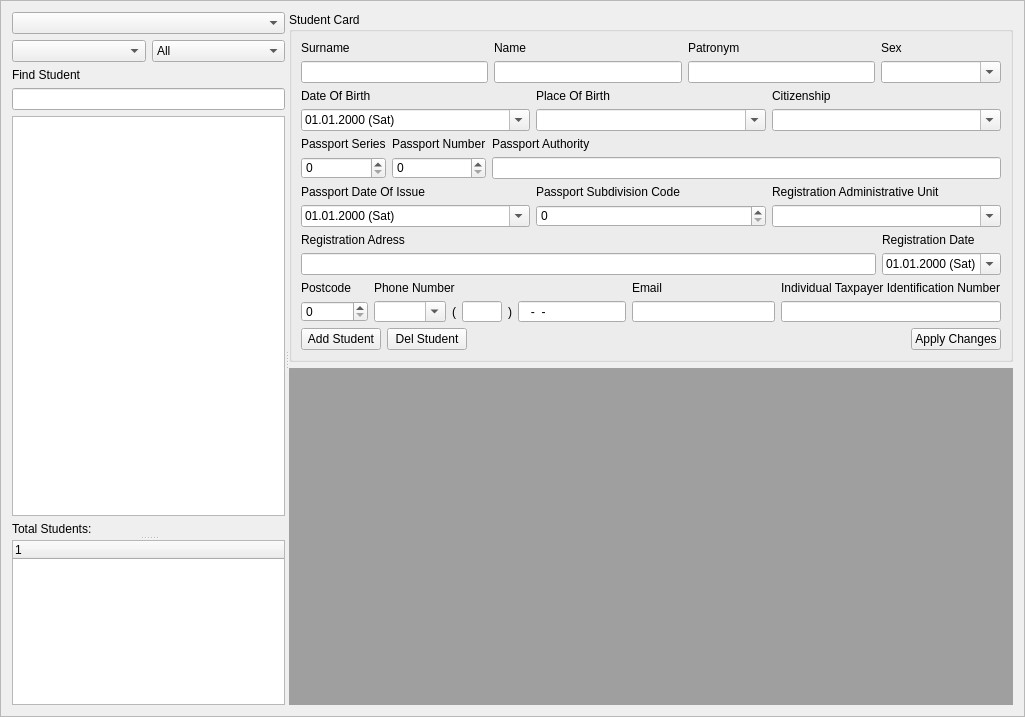
Qt form framestudet.ui (sadovskiy/sysman) before a commit.
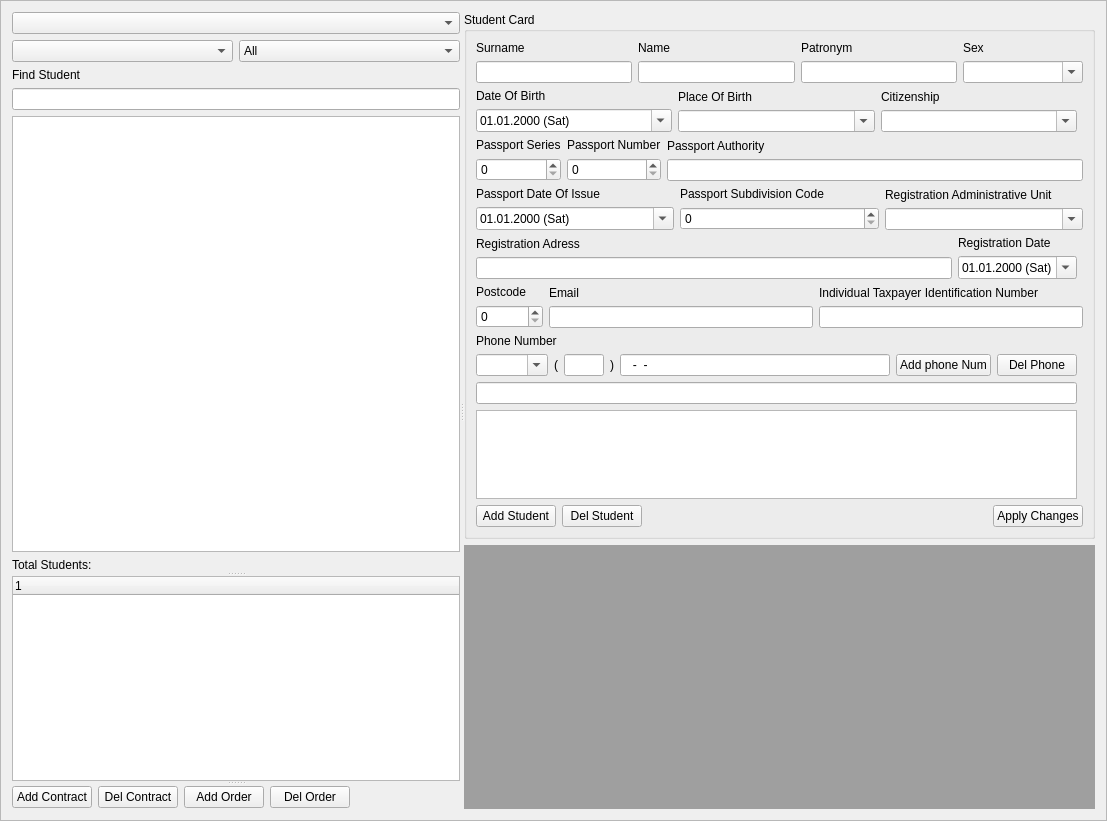
The same form after that commit.

```diff
--- a/framestudet.ui
+++ b/framestudet.ui
@@ -6,8 +6,8 @@
    <rect>
     <x>0</x>
     <y>0</y>
-    <width>1025</width>
-    <height>717</height>
+    <width>1107</width>
+    <height>821</height>
    </rect>
   </property>
   <property name="windowTitle">
@@ -277,6 +277,51 @@
         </property>
        </column>
       </widget>
+      <widget class="QWidget" name="">
+       <layout class="QHBoxLayout" name="horizontalLayout">
+        <item>
+         <widget class="QPushButton" name="pushButtonAddContract">
+          <property name="text">
+           <string>Add Contract</string>
+          </property>
+         </widget>
+        </item>
+        <item>
+         <widget class="QPushButton" name="pushButtonDelContract">
+          <property name="text">
+           <string>Del Contract</string>
+          </property>
+         </widget>
+        </item>
+        <item>
+         <widget class="QPushButton" name="pushButtonAddOrder">
+          <property name="text">
+           <string>Add Order</string>
+          </property>
+         </widget>
+        </item>
+        <item>
+         <widget class="QPushButton" name="pushButtonDelOrder">
+          <property name="text">
+           <string>Del Order</string>
+          </property>
+         </widget>
+        </item>
+        <item>
+         <spacer name="horizontalSpacer">
+          <property name="orientation">
+           <enum>Qt::Horizontal</enum>
+          </property>
+          <property name="sizeHint" stdset="0">
+           <size>
+            <width>40</width>
+            <height>20</height>
+           </size>
+          </property>
+         </spacer>
+        </item>
+       </layout>
+      </widget>
      </widget>
      <widget class="QWidget" name="layoutWidget">
       <layout class="QVBoxLayout" name="verticalLayout_2">
@@ -285,93 +330,14 @@
          <property name="minimumSize">
           <size>
            <width>0</width>
-           <height>350</height>
+           <height>500</height>
           </size>
          </property>
          <property name="title">
           <string>Student Card</string>
          </property>
-         <layout class="QGridLayout" name="gridLayout_6">
-          <item row="0" column="0">
-           <layout class="QHBoxLayout" name="horizontalLayout_6">
-            <item>
-             <layout class="QVBoxLayout" name="verticalLayoutSurname">
-              <item>
-               <widget class="QLabel" name="labelSurname">
-                <property name="text">
-                 <string>Surname</string>
-                </property>
-               </widget>
-              </item>
-              <item>
-               <widget class="QLineEdit" name="lineEditSurname"/>
-              </item>
-             </layout>
-            </item>
-            <item>
-             <layout class="QVBoxLayout" name="verticalLayoutName">
-              <item>
-               <widget class="QLabel" name="labelName">
-                <property name="text">
-                 <string>Name</string>
-                </property>
-               </widget>
-              </item>
-              <item>
-               <widget class="QLineEdit" name="lineEditName"/>
-              </item>
-             </layout>
-            </item>
-            <item>
-             <layout class="QVBoxLayout" name="verticalLayoutPatronym">
-              <item>
-               <widget class="QLabel" name="labelPatronym">
-                <property name="text">
-                 <string>Patronym</string>
-                </property>
-               </widget>
-              </item>
-              <item>
-               <widget class="QLineEdit" name="lineEditPatronym"/>
-              </item>
-             </layout>
-            </item>
-            <item>
-             <layout class="QVBoxLayout" name="verticalLayoutSex">
-              <item>
-               <widget class="QLabel" name="labelSex">
-                <property name="minimumSize">
-                 <size>
-                  <width>120</width>
-                  <height>0</height>
-                 </size>
-                </property>
-                <property name="text">
-                 <string>Sex</string>
-                </property>
-               </widget>
-              </item>
-              <item>
-               <widget class="QComboBox" name="comboBoxSex">
-                <property name="minimumSize">
-                 <size>
-                  <width>120</width>
-                  <height>0</height>
-                 </size>
-                </property>
-                <property name="editable">
-                 <bool>true</bool>
-                </property>
-                <property name="currentIndex">
-                 <number>-1</number>
-                </property>
-               </widget>
-              </item>
-             </layout>
-            </item>
-           </layout>
-          </item>
-          <item row="2" column="0">
+         <layout class="QGridLayout" name="gridLayout_2">
+          <item row="2" column="0" colspan="2">
            <layout class="QHBoxLayout" name="horizontalLayout_8">
             <item>
              <layout class="QVBoxLayout" name="verticalLayoutPassportSeries">
@@ -425,6 +391,134 @@
             </item>
            </layout>
           </item>
+          <item row="3" column="0" colspan="2">
+           <layout class="QHBoxLayout" name="horizontalLayout_9">
+            <item>
+             <layout class="QVBoxLayout" name="verticalLayoutPassportDateOfIssue">
+              <item>
+               <widget class="QLabel" name="labelPassportDateOfIssue">
+                <property name="text">
+                 <string>Passport Date Of Issue</string>
+                </property>
+               </widget>
+              </item>
+              <item>
+               <widget class="QDateEdit" name="dateEditPassportDateOfIssue">
+                <property name="currentSection">
+                 <enum>QDateTimeEdit::DaySection</enum>
+                </property>
+                <property name="displayFormat">
+                 <string notr="true">dd.MM.yyyy (ddd)</string>
+                </property>
+                <property name="calendarPopup">
+                 <bool>true</bool>
+                </property>
+               </widget>
+              </item>
+             </layout>
+            </item>
+            <item>
+             <layout class="QVBoxLayout" name="verticalLayoutPassportSubdivisionCode">
+              <item>
+               <widget class="QLabel" name="labelPassportSubdivisionCode">
+                <property name="text">
+                 <string>Passport Subdivision Code</string>
+                </property>
+               </widget>
+              </item>
+              <item>
+               <widget class="QSpinBox" name="spinBoxPassportSubdivisionCode">
+                <property name="maximum">
+                 <number>999999</number>
+                </property>
+               </widget>
+              </item>
+             </layout>
+            </item>
+            <item>
+             <layout class="QVBoxLayout" name="verticalLayoutRegistrationAdministrativeUnit">
+              <item>
+               <widget class="QLabel" name="labelRegistrationAdministrativeUnit">
+                <property name="text">
+                 <string>Registration Administrative Unit</string>
+                </property>
+               </widget>
+              </item>
+              <item>
+               <widget class="QComboBox" name="comboBoxRegistrationAdministrativeUnit">
+                <property name="editable">
+                 <bool>true</bool>
+                </property>
+               </widget>
+              </item>
+             </layout>
+            </item>
+           </layout>
+          </item>
+          <item row="1" column="0">
+           <layout class="QHBoxLayout" name="horizontalLayout_7">
+            <item>
+             <layout class="QVBoxLayout" name="verticalLayoutDateOfBirth">
+              <item>
+               <widget class="QLabel" name="labelDateOfBirth">
+                <property name="text">
+                 <string>Date Of Birth</string>
+                </property>
+               </widget>
+              </item>
+              <item>
+               <widget class="QDateEdit" name="dateEditDateOfBirth">
+                <property name="currentSection">
+                 <enum>QDateTimeEdit::DaySection</enum>
+                </property>
+                <property name="displayFormat">
+                 <string notr="true">dd.MM.yyyy (ddd)</string>
+                </property>
+                <property name="calendarPopup">
+                 <bool>true</bool>
+                </property>
+               </widget>
+              </item>
+             </layout>
+            </item>
+            <item>
+             <layout class="QVBoxLayout" name="verticalLayoutPlaceOfBirth">
+              <item>
+               <widget class="QLabel" name="labelPlaceOfBirth">
+                <property name="text">
+                 <string>Place Of Birth</string>
+                </property>
+               </widget>
+              </item>
+              <item>
+               <widget class="QComboBox" name="comboBoxPlaceOfBirth">
+                <property name="editable">
+                 <bool>true</bool>
+                </property>
+               </widget>
+              </item>
+             </layout>
+            </item>
+            <item>
+             <layout class="QVBoxLayout" name="verticalLayoutCitizenship">
+              <item>
+               <widget class="QLabel" name="labelCitizenship">
+                <property name="text">
+                 <string>Citizenship</string>
+                </property>
+               </widget>
+              </item>
+              <item>
+               <widget class="QComboBox" name="comboBoxCitizenship">
+                <property name="editable">
+                 <bool>true</bool>
+                </property>
+               </widget>
+              </item>
+             </layout>
+            </item>
+           </layout>
+          </item>
           <item row="4" column="0">
            <layout class="QHBoxLayout" name="horizontalLayout_10">
             <item>
@@ -464,7 +558,146 @@
             </item>
            </layout>
           </item>
-          <item row="5" column="0">
+          <item row="6" column="0">
+           <layout class="QVBoxLayout" name="verticalLayoutPhoneV">
+            <item>
+             <widget class="QLabel" name="labelPhone">
+              <property name="text">
+               <string>Phone Number</string>
+              </property>
+             </widget>
+            </item>
+            <item>
+             <layout class="QHBoxLayout" name="horizontalLayoutPhoneH">
+              <item>
+               <widget class="QComboBox" name="comboBoxCountryCallingCode">
+                <property name="editable">
+                 <bool>true</bool>
+                </property>
+               </widget>
+              </item>
+              <item>
+               <widget class="QLabel" name="labelPhoneBracketLeft">
+                <property name="text">
+                 <string>(</string>
+                </property>
+               </widget>
+              </item>
+              <item>
+               <widget class="QLineEdit" name="lineEditPhoneCallingCode">
+                <property name="sizePolicy">
+                 <sizepolicy hsizetype="Fixed" vsizetype="Fixed">
+                  <horstretch>0</horstretch>
+                  <verstretch>0</verstretch>
+                 </sizepolicy>
+                </property>
+                <property name="minimumSize">
+                 <size>
+                  <width>40</width>
+                  <height>0</height>
+                 </size>
+                </property>
+                <property name="maximumSize">
+                 <size>
+                  <width>40</width>
+                  <height>16777215</height>
+                 </size>
+                </property>
+                <property name="inputMask">
+                 <string>000; </string>
+                </property>
+               </widget>
+              </item>
+              <item>
+               <widget class="QLabel" name="labelPhoneBracketRight">
+                <property name="text">
+                 <string>)</string>
+                </property>
+               </widget>
+              </item>
+              <item>
+               <widget class="QLineEdit" name="lineEditPhoneNumber">
+                <property name="inputMask">
+                 <string notr="true">000-00-00; </string>
+                </property>
+                <property name="text">
+                 <string notr="true">--</string>
+                </property>
+                <property name="cursorPosition">
+                 <number>9</number>
+                </property>
+               </widget>
+              </item>
+              <item>
+               <widget class="QPushButton" name="pushButtonAddPhonNum">
+                <property name="text">
+                 <string>Add phone Num</string>
+                </property>
+               </widget>
+              </item>
+              <item>
+               <widget class="QPushButton" name="pushButtonDelPhone">
+                <property name="text">
+                 <string>Del Phone</string>
+                </property>
+               </widget>
+              </item>
+             </layout>
+            </item>
+            <item>
+             <widget class="QLineEdit" name="lineEditCommentPhon"/>
+            </item>
+            <item>
+             <widget class="QListWidget" name="listWidgetPhone">
+              <property name="layoutMode">
+               <enum>QListView::SinglePass</enum>
+              </property>
+              <property name="selectionRectVisible">
+               <bool>false</bool>
+              </property>
+             </widget>
+            </item>
+           </layout>
+          </item>
+          <item row="8" column="0" colspan="2">
+           <layout class="QHBoxLayout" name="horizontalLayout_4">
+            <item>
+             <widget class="QPushButton" name="pushButtonAddStudent">
+              <property name="text">
+               <string>Add Student</string>
+              </property>
+             </widget>
+            </item>
+            <item>
+             <widget class="QPushButton" name="pushButtonDelStudent">
+              <property name="text">
+               <string>Del Student</string>
+              </property>
+             </widget>
+            </item>
+            <item>
+             <spacer name="horizontalSpacer_2">
+              <property name="orientation">
+               <enum>Qt::Horizontal</enum>
+              </property>
+              <property name="sizeHint" stdset="0">
+               <size>
+                <width>40</width>
+                <height>20</height>
+               </size>
+              </property>
+             </spacer>
+            </item>
+            <item>
+             <widget class="QPushButton" name="pushButtonApplyChanges">
+              <property name="text">
+               <string>Apply Changes</string>
+              </property>
+             </widget>
+            </item>
+           </layout>
+          </item>
+          <item row="5" column="0" colspan="2">
            <layout class="QHBoxLayout" name="horizontalLayout_11">
             <item>
              <layout class="QVBoxLayout" name="verticalLayoutPostcode">
@@ -493,80 +726,6 @@
               </item>
              </layout>
             </item>
-            <item>
-             <layout class="QVBoxLayout" name="verticalLayoutPhoneV">
-              <item>
-               <widget class="QLabel" name="labelPhone">
-                <property name="text">
-                 <string>Phone Number</string>
-                </property>
-               </widget>
-              </item>
-              <item>
-               <layout class="QHBoxLayout" name="horizontalLayoutPhoneH">
-                <item>
-                 <widget class="QComboBox" name="comboBoxCountryCallingCode">
-                  <property name="editable">
-                   <bool>true</bool>
-                  </property>
-                 </widget>
-                </item>
-                <item>
-                 <widget class="QLabel" name="labelPhoneBracketLeft">
-                  <property name="text">
-                   <string>(</string>
-                  </property>
-                 </widget>
-                </item>
-                <item>
-                 <widget class="QLineEdit" name="lineEditPhoneCallingCode">
-                  <property name="sizePolicy">
-                   <sizepolicy hsizetype="Fixed" vsizetype="Fixed">
-                    <horstretch>0</horstretch>
-                    <verstretch>0</verstretch>
-                   </sizepolicy>
-                  </property>
-                  <property name="minimumSize">
-                   <size>
-                    <width>40</width>
-                    <height>0</height>
-                   </size>
-                  </property>
-                  <property name="maximumSize">
-                   <size>
-                    <width>40</width>
-                    <height>16777215</height>
-                   </size>
-                  </property>
-                  <property name="inputMask">
-                   <string>000; </string>
-                  </property>
-                 </widget>
-                </item>
-                <item>
-                 <widget class="QLabel" name="labelPhoneBracketRight">
-                  <property name="text">
-                   <string>)</string>
-                  </property>
-                 </widget>
-                </item>
-                <item>
-                 <widget class="QLineEdit" name="lineEditPhoneNumber">
-                  <property name="inputMask">
-                   <string notr="true">000-00-00; </string>
-                  </property>
-                  <property name="text">
-                   <string notr="true">--</string>
-                  </property>
-                  <property name="cursorPosition">
-                   <number>9</number>
-                  </property>
-                 </widget>
-                </item>
-               </layout>
-              </item>
-             </layout>
-            </item>
             <item>
              <layout class="QVBoxLayout" name="verticalLayoutEmail">
               <item>
@@ -607,7 +766,86 @@
             </item>
            </layout>
           </item>
-          <item row="6" column="0">
+          <item row="0" column="0" colspan="2">
+           <layout class="QHBoxLayout" name="horizontalLayout_6">
+            <item>
+             <layout class="QVBoxLayout" name="verticalLayoutSurname">
+              <item>
+               <widget class="QLabel" name="labelSurname">
+                <property name="text">
+                 <string>Surname</string>
+                </property>
+               </widget>
+              </item>
+              <item>
+               <widget class="QLineEdit" name="lineEditSurname"/>
+              </item>
+             </layout>
+            </item>
+            <item>
+             <layout class="QVBoxLayout" name="verticalLayoutName">
+              <item>
+               <widget class="QLabel" name="labelName">
+                <property name="text">
+                 <string>Name</string>
+                </property>
+               </widget>
+              </item>
+              <item>
+               <widget class="QLineEdit" name="lineEditName"/>
+              </item>
+             </layout>
+            </item>
+            <item>
+             <layout class="QVBoxLayout" name="verticalLayoutPatronym">
+              <item>
+               <widget class="QLabel" name="labelPatronym">
+                <property name="text">
+                 <string>Patronym</string>
+                </property>
+               </widget>
+              </item>
+              <item>
+               <widget class="QLineEdit" name="lineEditPatronym"/>
+              </item>
+             </layout>
+            </item>
+            <item>
+             <layout class="QVBoxLayout" name="verticalLayoutSex">
+              <item>
+               <widget class="QLabel" name="labelSex">
+                <property name="minimumSize">
+                 <size>
+                  <width>120</width>
+                  <height>0</height>
+                 </size>
+                </property>
+                <property name="text">
+                 <string>Sex</string>
+                </property>
+               </widget>
+              </item>
+              <item>
+               <widget class="QComboBox" name="comboBoxSex">
+                <property name="minimumSize">
+                 <size>
+                  <width>120</width>
+                  <height>0</height>
+                 </size>
+                </property>
+                <property name="editable">
+                 <bool>true</bool>
+                </property>
+                <property name="currentIndex">
+                 <number>-1</number>
+                </property>
+               </widget>
+              </item>
+             </layout>
+            </item>
+           </layout>
+          </item>
+          <item row="7" column="0">
            <spacer name="verticalSpacer">
             <property name="orientation">
              <enum>Qt::Vertical</enum>
@@ -620,172 +858,6 @@
             </property>
            </spacer>
           </item>
-          <item row="1" column="0">
-           <layout class="QHBoxLayout" name="horizontalLayout_7">
-            <item>
-             <layout class="QVBoxLayout" name="verticalLayoutDateOfBirth">
-              <item>
-               <widget class="QLabel" name="labelDateOfBirth">
-                <property name="text">
-                 <string>Date Of Birth</string>
-                </property>
-               </widget>
-              </item>
-              <item>
-               <widget class="QDateEdit" name="dateEditDateOfBirth">
-                <property name="currentSection">
-                 <enum>QDateTimeEdit::DaySection</enum>
-                </property>
-                <property name="displayFormat">
-                 <string notr="true">dd.MM.yyyy (ddd)</string>
-                </property>
-                <property name="calendarPopup">
-                 <bool>true</bool>
-                </property>
-               </widget>
-              </item>
-             </layout>
-            </item>
-            <item>
-             <layout class="QVBoxLayout" name="verticalLayoutPlaceOfBirth">
-              <item>
-               <widget class="QLabel" name="labelPlaceOfBirth">
-                <property name="text">
-                 <string>Place Of Birth</string>
-                </property>
-               </widget>
-              </item>
-              <item>
-               <widget class="QComboBox" name="comboBoxPlaceOfBirth">
-                <property name="editable">
-                 <bool>true</bool>
-                </property>
-               </widget>
-              </item>
-             </layout>
-            </item>
-            <item>
-             <layout class="QVBoxLayout" name="verticalLayoutCitizenship">
-              <item>
-               <widget class="QLabel" name="labelCitizenship">
-                <property name="text">
-                 <string>Citizenship</string>
-                </property>
-               </widget>
-              </item>
-              <item>
-               <widget class="QComboBox" name="comboBoxCitizenship">
-                <property name="editable">
-                 <bool>true</bool>
-                </property>
-               </widget>
-              </item>
-             </layout>
-            </item>
-           </layout>
-          </item>
-          <item row="7" column="0">
-           <layout class="QHBoxLayout" name="horizontalLayout_4">
-            <item>
-             <widget class="QPushButton" name="pushButtonAddStudent">
-              <property name="text">
-               <string>Add Student</string>
-              </property>
-             </widget>
-            </item>
-            <item>
-             <widget class="QPushButton" name="pushButton">
-              <property name="text">
-               <string>Del Student</string>
-              </property>
-             </widget>
-            </item>
-            <item>
-             <spacer name="horizontalSpacer_2">
-              <property name="orientation">
-               <enum>Qt::Horizontal</enum>
-              </property>
-              <property name="sizeHint" stdset="0">
-               <size>
-                <width>40</width>
-                <height>20</height>
-               </size>
-              </property>
-             </spacer>
-            </item>
-            <item>
-             <widget class="QPushButton" name="pushButtonApplyChanges">
-              <property name="text">
-               <string>Apply Changes</string>
-              </property>
-             </widget>
-            </item>
-           </layout>
-          </item>
-          <item row="3" column="0">
-           <layout class="QHBoxLayout" name="horizontalLayout_9">
-            <item>
-             <layout class="QVBoxLayout" name="verticalLayoutPassportDateOfIssue">
-              <item>
-               <widget class="QLabel" name="labelPassportDateOfIssue">
-                <property name="text">
-                 <string>Passport Date Of Issue</string>
-                </property>
-               </widget>
-              </item>
-              <item>
-               <widget class="QDateEdit" name="dateEditPassportDateOfIssue">
-                <property name="currentSection">
-                 <enum>QDateTimeEdit::DaySection</enum>
-                </property>
-                <property name="displayFormat">
-                 <string notr="true">dd.MM.yyyy (ddd)</string>
-                </property>
-                <property name="calendarPopup">
-                 <bool>true</bool>
-                </property>
-               </widget>
-              </item>
-             </layout>
-            </item>
-            <item>
-             <layout class="QVBoxLayout" name="verticalLayoutPassportSubdivisionCode">
-              <item>
-               <widget class="QLabel" name="labelPassportSubdivisionCode">
-                <property name="text">
-                 <string>Passport Subdivision Code</string>
-                </property>
-               </widget>
-              </item>
-              <item>
-               <widget class="QSpinBox" name="spinBoxPassportSubdivisionCode">
-                <property name="maximum">
-                 <number>999999</number>
-                </property>
-               </widget>
-              </item>
-             </layout>
-            </item>
-            <item>
-             <layout class="QVBoxLayout" name="verticalLayoutRegistrationAdministrativeUnit">
-              <item>
-               <widget class="QLabel" name="labelRegistrationAdministrativeUnit">
-                <property name="text">
-                 <string>Registration Administrative Unit</string>
-                </property>
-               </widget>
-              </item>
-              <item>
-               <widget class="QComboBox" name="comboBoxRegistrationAdministrativeUnit">
-                <property name="editable">
-                 <bool>true</bool>
-                </property>
-               </widget>
-              </item>
-             </layout>
-            </item>
-           </layout>
-          </item>
          </layout>
         </widget>
        </item>
```
